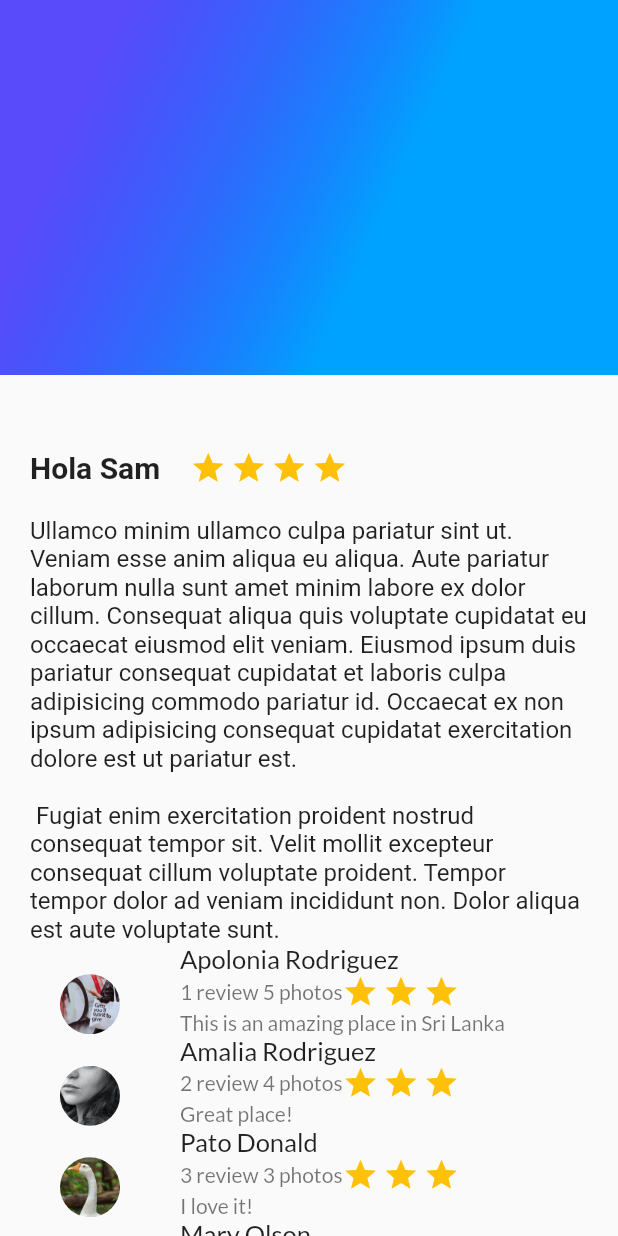
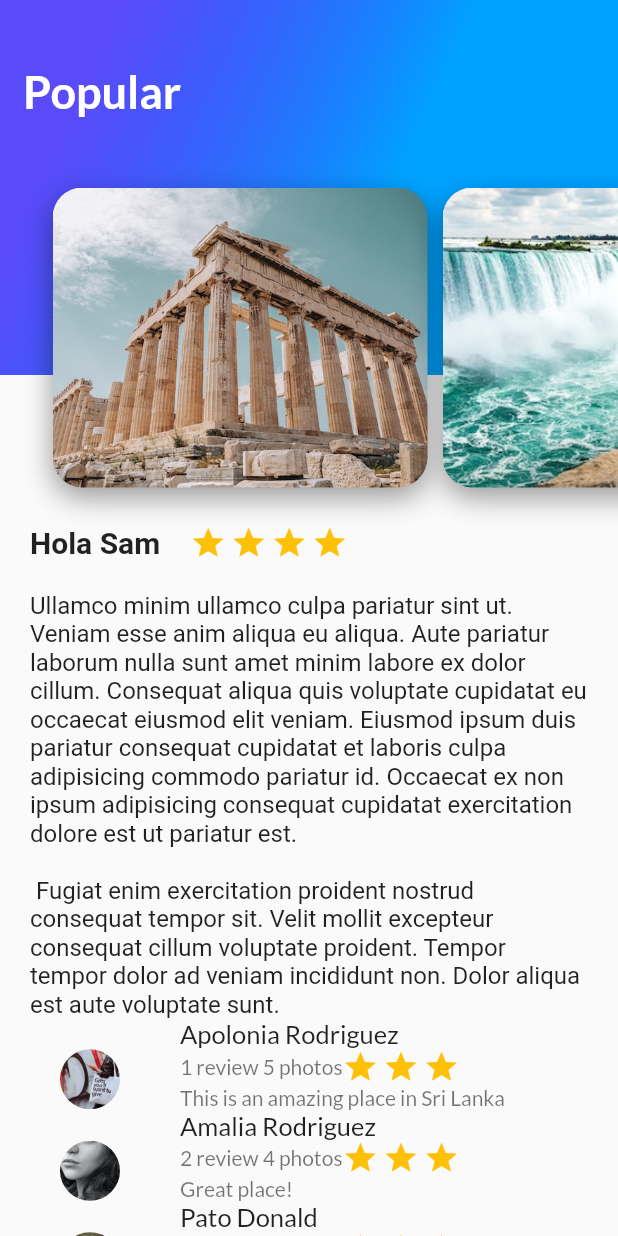
Before and after one commit to sam4ntha/travel_app5b, a Flutter app: the screen it shows after launch, on a phone screen of 412 x 824 dp. Run offline on Flutter 3.47's test engine with Material 2 defaults, Android fonts, the phone set to English and light mode, and no system bars; our stand-ins replace google_fonts; Roboto replaces fonts that are missing (Questrial).

Commit message:
Agregando carrusel de imágenes

```diff
--- a/lib/main.dart
+++ b/lib/main.dart
@@ -1,6 +1,7 @@
 import 'package:flutter/material.dart';
 import 'package:travel_app5b/screens/description_place_screen.dart';
 import 'package:travel_app5b/screens/gradient_back.dart';
+import 'package:travel_app5b/screens/header.dart';
 import 'package:travel_app5b/screens/review_list.dart';
 
 void main() {
@@ -38,7 +39,7 @@
               const ReviewList(),
             ],
           ),
-          const GradientBack(),
+          const Header(),
         ],
       )),
     );
--- /dev/null
+++ b/lib/screens/card_image.dart
@@ -0,0 +1,35 @@
+import 'package:flutter/material.dart';
+
+class CardImage extends StatelessWidget {
+  final String pathImage;
+
+  const CardImage({super.key, required this.pathImage});
+
+  @override
+  Widget build(BuildContext context) {
+    final card = Container(
+      height: 350.0,
+      width: 250.0,
+      margin: const EdgeInsets.only(
+        //Márgenes interiores
+        top: 100.0,
+        left: 10.0,
+      ),
+      decoration: BoxDecoration(
+        image: DecorationImage(
+          fit: BoxFit.cover,
+          image: AssetImage(pathImage),
+        ),
+        borderRadius: const BorderRadius.all(Radius.circular(20.0)),
+        boxShadow: const <BoxShadow>[
+          BoxShadow(
+            color: Colors.black38,
+            blurRadius: 15.0,
+            offset: Offset(0.0, 7.0),
+          ),
+        ],
+      ),
+    );
+    return card;
+  }
+}
--- /dev/null
+++ b/lib/screens/card_image_list.dart
@@ -0,0 +1,31 @@
+import 'package:flutter/material.dart';
+import 'package:travel_app5b/screens/card_image.dart';
+
+class CardImageList extends StatelessWidget {
+  const CardImageList({super.key});
+
+  @override
+  Widget build(BuildContext context) {
+    return Container(
+      height: 350.0,
+      child: ListView(
+        padding: const EdgeInsets.all(25.0),
+        scrollDirection: Axis.horizontal,
+        children: const [
+          CardImage(
+            pathImage: 'assets/img/place1.jpg',
+          ),
+          CardImage(
+            pathImage: 'assets/img/place2.jpg',
+          ),
+          CardImage(
+            pathImage: 'assets/img/place3.jpg',
+          ),
+          CardImage(
+            pathImage: 'assets/img/place4.jpg',
+          ),
+        ],
+      ),
+    );
+  }
+}
--- a/lib/screens/description_place_screen.dart
+++ b/lib/screens/description_place_screen.dart
@@ -23,7 +23,7 @@
     //Cada imagen que se quira usar, se dee agregar en el archivo pubspec.yaml
 
     final star = Container(
-      margin: const EdgeInsets.only(top: 300.0, right: 3.0),
+      margin: const EdgeInsets.only(top: 350.0, right: 3.0),
       child: const Icon(
         Icons.star,
         color: Colors.amber,
@@ -49,7 +49,7 @@
       children: [
         Container(
           margin: const EdgeInsets.only(
-            top: 300.0,
+            top: 350.0,
             left: 20.0,
             right: 20.0,
           ),
--- a/lib/screens/gradient_back.dart
+++ b/lib/screens/gradient_back.dart
@@ -1,7 +1,10 @@
 import 'package:flutter/material.dart';
+import 'package:google_fonts/google_fonts.dart';
 
 class GradientBack extends StatelessWidget {
-  const GradientBack({super.key});
+  final String title;
+
+  const GradientBack({super.key, required this.title});
 
   @override
   Widget build(BuildContext context) {
@@ -19,6 +22,12 @@
           tileMode: TileMode.clamp,
         ),
       ),
+      alignment: const Alignment(-0.9, -0.6),
+      child: Text(
+        title,
+        style: GoogleFonts.lato(
+            color: Colors.white, fontSize: 30.0, fontWeight: FontWeight.bold),
+      ),
     );
   }
 }
--- /dev/null
+++ b/lib/screens/header.dart
@@ -0,0 +1,17 @@
+import 'package:flutter/material.dart';
+import 'package:travel_app5b/screens/card_image_list.dart';
+import 'package:travel_app5b/screens/gradient_back.dart';
+
+class Header extends StatelessWidget {
+  const Header({super.key});
+
+  @override
+  Widget build(BuildContext context) {
+    return const Stack(
+      children: [
+        GradientBack(title: 'Popular'),
+        CardImageList(),
+      ],
+    );
+  }
+}
--- a/pubspec.yaml
+++ b/pubspec.yaml
@@ -23,3 +23,7 @@
     - assets/img/profile2.jpg
     - assets/img/profile3.jpg
     - assets/img/profile4.jpg
+    - assets/img/place1.jpg
+    - assets/img/place2.jpg
+    - assets/img/place3.jpg
+    - assets/img/place4.jpg
```
Also changed, not shown: assets/img/place1.jpg (added), assets/img/place2.jpg (added), assets/img/place3.jpg (added), assets/img/place4.jpg (added).
